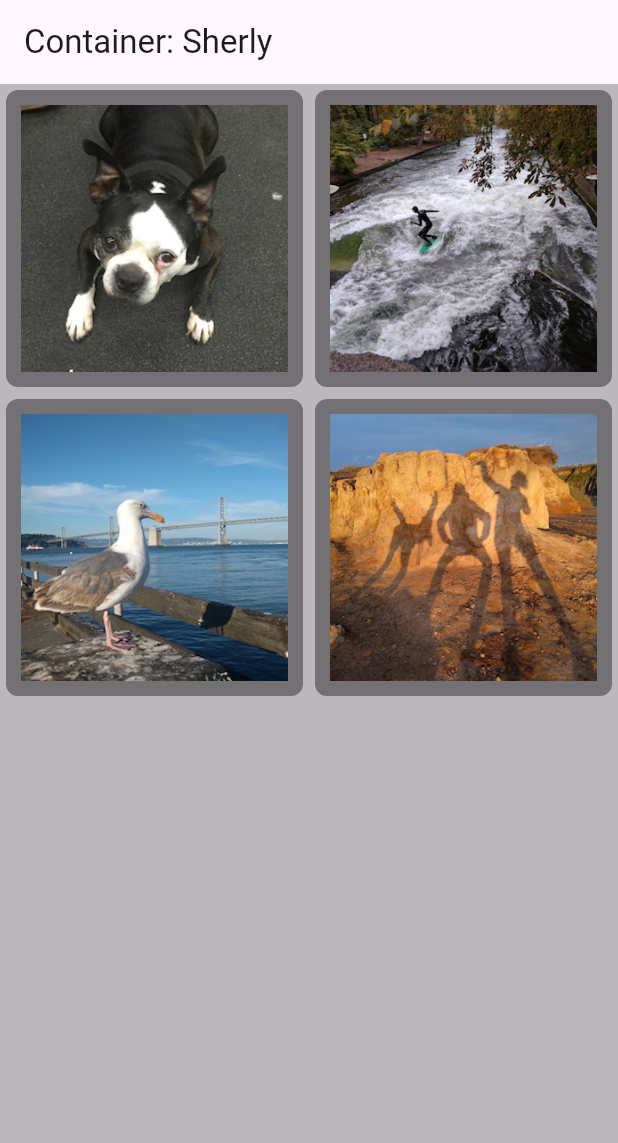
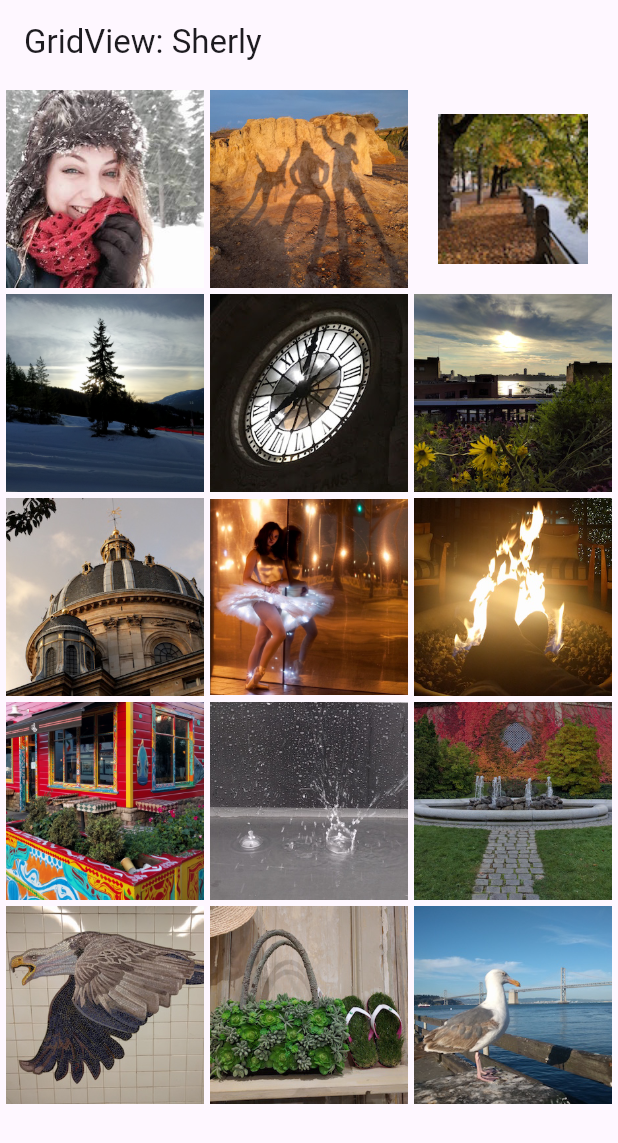
Before and after one commit to sherlyazkiah/basic_layout_flutter, a Flutter app: the screen it shows after launch, on a phone screen of 412 x 824 dp. Shown: the top 1143 px of the screen. Run offline on Flutter 3.47's test engine with Material 3 defaults, Android fonts, the phone set to English and light mode, and no system bars.

Commit message:
gridview

```diff
--- a/lib/main.dart
+++ b/lib/main.dart
@@ -9,39 +9,34 @@ class MyApp extends StatelessWidget {
 
   @override
   Widget build(BuildContext context) {
+    const String appTitle = 'GridView: Sherly';
+
     return MaterialApp(
-      title: 'Container: Sherly',
+      title: appTitle,
       home: Scaffold(
-        appBar: AppBar(title: const Text('Container: Sherly')),
-        body: Center(child: _buildImageColumn()),
+        appBar: AppBar(
+          title: const Text(appTitle),
+        ),
+        body: Center(
+          child: _buildGrid(),
+        ),
       ),
     );
   }
 
-  Widget _buildImageColumn() {
-    return Container(
-      decoration: const BoxDecoration(color: Colors.black26),
-      child: Column(children: [_buildImageRow(1), _buildImageRow(3)]),
-    );
-  }
-
-  Widget _buildDecoratedImage(int imageIndex) => Expanded(
-    child: Container(
-      decoration: BoxDecoration(
-        border: Border.all(width: 10, color: Colors.black38),
-        borderRadius: const BorderRadius.all(Radius.circular(8)),
-      ),
-      margin: const EdgeInsets.all(4),
-      child: Image.asset('images/pict$imageIndex.jpg'),
-    ),
+  Widget _buildGrid() => GridView.extent(
+    maxCrossAxisExtent: 150,
+    padding: const EdgeInsets.all(4),
+    mainAxisSpacing: 4,
+    crossAxisSpacing: 4,
+    children: _buildGridTileList(15),
   );
 
-  Widget _buildImageRow(int imageIndex) => Row(
-    children: [
-      _buildDecoratedImage(imageIndex),
-      _buildDecoratedImage(imageIndex + 1),
-    ],
-  );
+  // The images are saved with names pic0.jpg, pic1.jpg...pic29.jpg.
+  // The List.generate() constructor allows an easy way to create
+  // a list when objects have a predictable naming pattern.
+  List<Widget> _buildGridTileList(int count) =>
+      List.generate(count, (i) => Image.asset('images/pic$i.jpg'));
 }
 
 class MyHomePage extends StatefulWidget {
```
Also changed, not shown: pubspec.yaml (+13 -0 lines), images/pic0.jpg (added), images/pic1.jpg, images/pic10.jpg (added), images/pic11.jpg (added), images/pic12.jpg (added), images/pic13.jpg (added), images/pic14.jpg (added), images/pic15.jpg (added), images/pic3.jpg, images/pic4.jpg (added), images/pic5.jpg (added), images/pic6.jpg (added), images/pic7.jpg (added), 2 more files, 1 other file.
